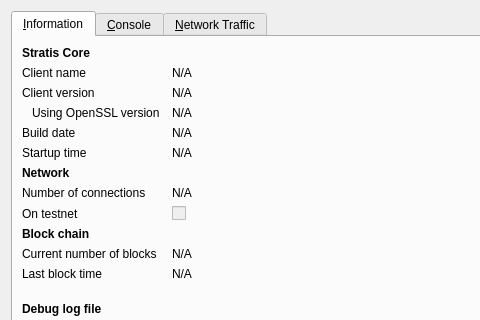
Before: the Qt Designer form src/qt/forms/rpcconsole.ui in chavezcoin-project/chavezcoinX, drawn with Qt 5; both pictures show x 0 to 480 and y 0 to 320 of the 740 by 450 pixel window.
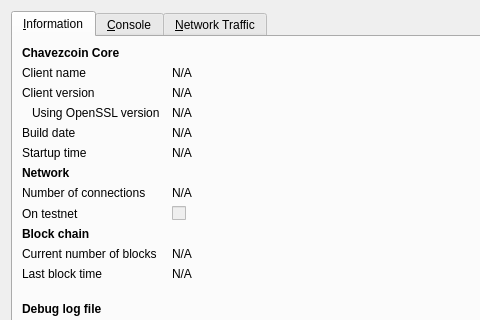
After: the same form once the commit is applied. Icons and pictures are not drawn. Custom widgets are drawn as their Qt base class.

Commit message: changed names to chavezcoin

```diff
--- a/src/qt/forms/rpcconsole.ui
+++ b/src/qt/forms/rpcconsole.ui
@@ -36,7 +36,7 @@
           </font>
          </property>
          <property name="text">
-          <string>Stratis Core</string>
+          <string>Chavezcoin Core</string>
          </property>
         </widget>
        </item>
```
Left out of the diff: 6 changed lines with no effect on the pictures. The commit also changes 154 other files.
